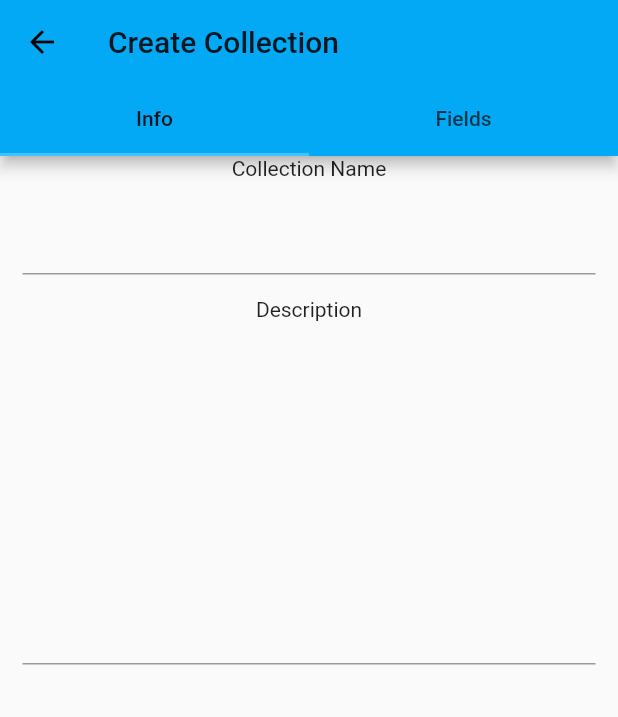
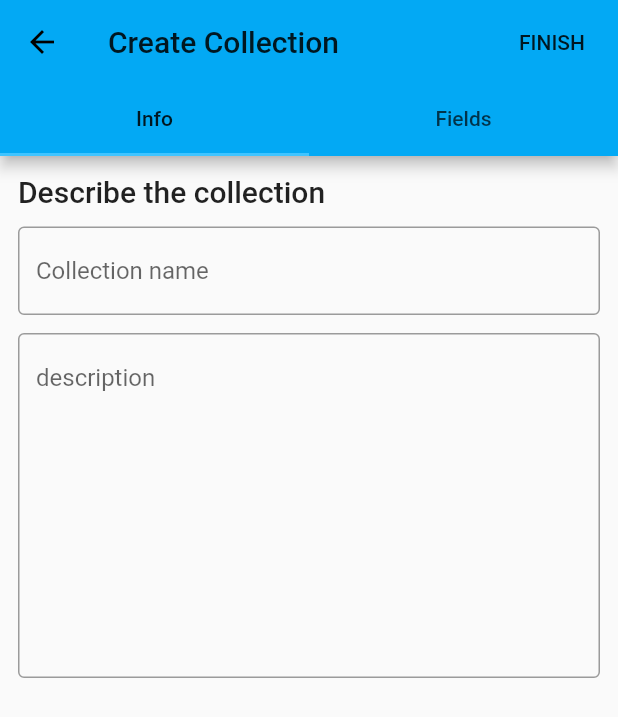
Before and after one commit to capainter8/DigitalCollectionApp, a Flutter app: the CollectionCreationScreen screen opened by its route, on a phone screen of 412 x 824 dp. Shown: the top 717 px of the screen. Run offline on Flutter 3.47's test engine with Material 2 defaults, Android fonts, the phone set to English and light mode, and no system bars; our stand-ins replace sqflite; accounts and stored records are empty.

Commit message:
worked on collection info body

```diff
--- a/lib/models/CreateCollectionModel.dart
+++ b/lib/models/CreateCollectionModel.dart
@@ -22,6 +22,9 @@ class CreateCollectionModel extends ChangeNotifier {
   // The current field that is selected in the data table
   f.Field _selectedField;
 
+  String collectionName;
+  String collectionDescription;
+
   CreateCollectionModel() {
     newCollection = Collection();
     newSchema = Schema();
@@ -32,11 +35,6 @@ class CreateCollectionModel extends ChangeNotifier {
       f.FieldUtil.load(f.FieldType.DecimalField, 'Test Field 3', 100.0),
     ]);
     _selectedField = null;
-  }
-
-  /// Save the schema to the collection
-  void commitSchema() {
-    newCollection.schema = newSchema;
   }
 
   /// Add the collection to the collection manager
--- a/lib/screens/collection_creation/CollectionCreationScreen.dart
+++ b/lib/screens/collection_creation/CollectionCreationScreen.dart
@@ -24,6 +24,12 @@ class _CollectionCreationScreenState extends State<CollectionCreationScreen> {
   }
 
   Widget _buildTabController() {
+
+    _onFinishPressed() {
+      // Set the collection name and description
+
+    }
+
     return DefaultTabController (
       length: 2,
       child: Scaffold(
@@ -34,7 +40,13 @@ class _CollectionCreationScreenState extends State<CollectionCreationScreen> {
                   Tab(text: 'Info'),
                   Tab(text: 'Fields')
                 ],
+              ),
+            actions: [
+              FlatButton(
+                child: Text('FINISH'),
+                onPressed: _onFinishPressed,
               )
+            ],
           ),
           body: TabBarView(
             children: [
--- a/lib/screens/collection_creation/CollectionInfoBody.dart
+++ b/lib/screens/collection_creation/CollectionInfoBody.dart
@@ -1,4 +1,6 @@
+import 'package:DigitalCollectionApp/models/CreateCollectionModel.dart';
 import 'package:flutter/material.dart';
+import 'package:provider/provider.dart';
 
 class CollectionInfoBody extends StatefulWidget {
   @override
@@ -8,24 +10,55 @@ class CollectionInfoBody extends StatefulWidget {
 }
 
 class _CollectionInfoBodyState extends State<CollectionInfoBody> {
+
+  final _nameInputController = TextEditingController();
+  final _descriptionInputController = TextEditingController();
+
   @override
   Widget build(BuildContext context) {
     return Column(
       children: <Widget>[
-        Text("Collection Name"),
         Padding(
-          padding: const EdgeInsets.all(15.0),
+          padding: const EdgeInsets.fromLTRB(12.0, 12.0, 12.0, 0.0),
+          child: Row(
+            children: [
+              Expanded (
+                child: Text(
+                  "Describe the collection",
+                  style: Theme.of(context).textTheme.headline6
+                ),
+              ),
+            ],
+          )
+        ),
+        Padding(
+          padding: const EdgeInsets.fromLTRB(12.0, 12.0, 12.0, 0.0),
           child: TextField(
+            controller: _nameInputController,
+            onEditingComplete: () {
+              Provider.of<CreateCollectionModel>(context).collectionName = _nameInputController.text;
+            },
             maxLines: 1,
             autocorrect: false,
+            decoration: InputDecoration(
+              hintText: 'Collection name',
+              border: OutlineInputBorder()
+            ),
           ),
         ),
-        Text("Description"),
         Padding(
-          padding: const EdgeInsets.all(15.0),
+          padding: const EdgeInsets.fromLTRB(12.0, 12.0, 12.0, 0.0),
           child: TextField(
+            controller: _descriptionInputController,
+            onEditingComplete: () {
+              Provider.of<CreateCollectionModel>(context).collectionDescription = _descriptionInputController.text;
+            },
             maxLines: 10,
             autocorrect: false,
+            decoration: InputDecoration(
+              hintText: 'description',
+              border: OutlineInputBorder()
+            ),
           ),
         ),
       ],
--- a/lib/screens/collection_creation/FieldTypeSelectScreen.dart
+++ b/lib/screens/collection_creation/FieldTypeSelectScreen.dart
@@ -24,7 +24,7 @@ class FieldTypeSelect extends StatelessWidget {
           );
         },
         separatorBuilder: (BuildContext context, int index) => Divider(),
-        itemCount: f.FieldType.values.length
+        itemCount: f.FieldType.values.length - 1
     );
   }
 
```
Also changed, not shown: lib/main.dart (+9 -8 lines).
